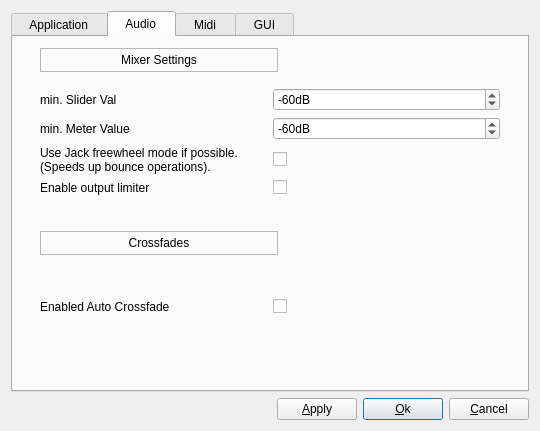
Above: los/widgets/gensetbase.ui from falkTX/los before the change. Below: the same form after it.
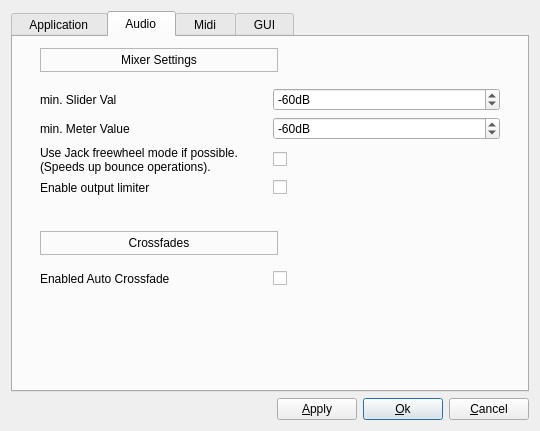
That is the form after the change. The open tabs and pages were chosen to show the change.

```diff
--- a/los/widgets/gensetbase.ui
+++ b/los/widgets/gensetbase.ui
@@ -507,13 +507,10 @@
          <property name="orientation">
           <enum>Qt::Vertical</enum>
          </property>
-         <property name="sizeType">
-          <enum>QSizePolicy::Fixed</enum>
-         </property>
          <property name="sizeHint" stdset="0">
           <size>
            <width>20</width>
-           <height>20</height>
+           <height>40</height>
           </size>
          </property>
         </spacer>
```
Left out of the diff: 19 changed lines with no effect on the pictures.
